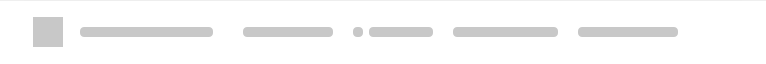
Old version of the form src/MEGASync/transfers/gui/win/TransferManagerLoadingItem.ui in the repository meganz/MEGAsync.
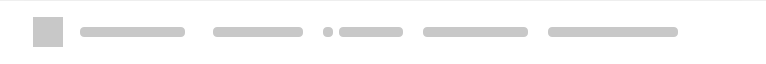
New version of the form.

Patch:
```diff
--- a/src/MEGASync/transfers/gui/win/TransferManagerLoadingItem.ui
+++ b/src/MEGASync/transfers/gui/win/TransferManagerLoadingItem.ui
@@ -484,13 +484,13 @@
         </property>
         <property name="minimumSize">
          <size>
-          <width>120</width>
+          <width>150</width>
           <height>63</height>
          </size>
         </property>
         <property name="maximumSize">
          <size>
-          <width>120</width>
+          <width>150</width>
           <height>63</height>
          </size>
         </property>
```
